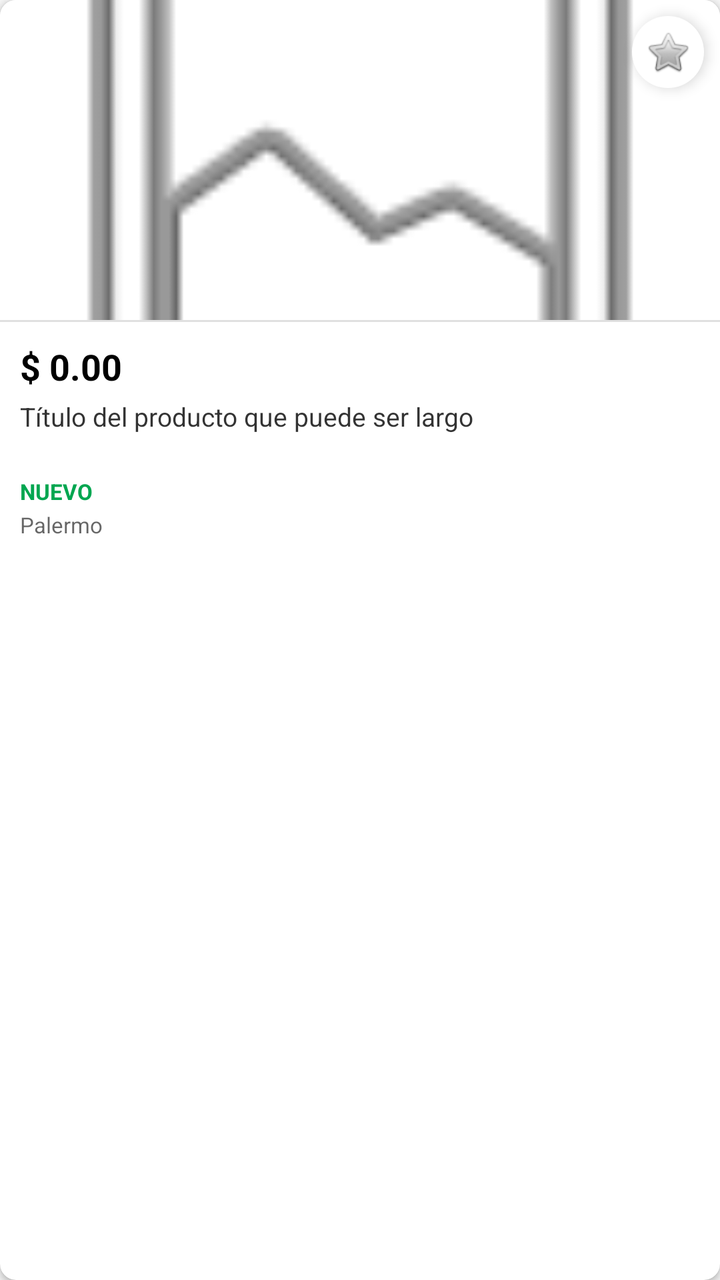
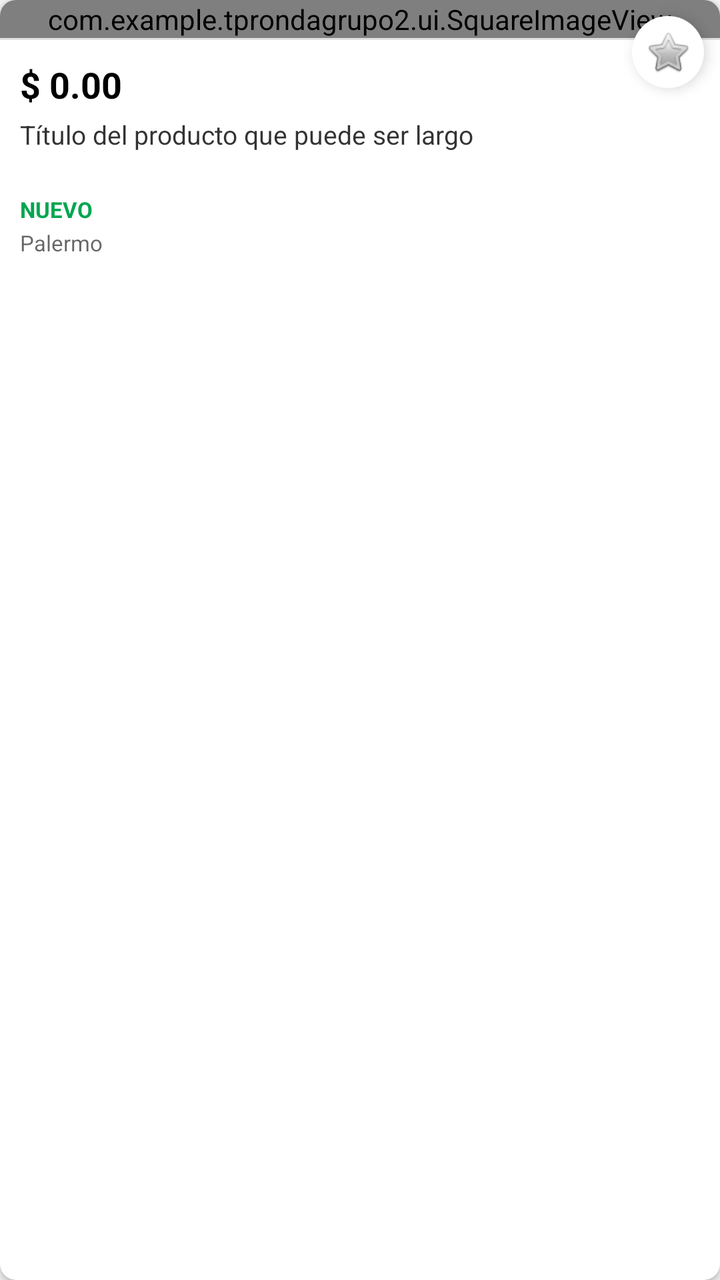

Two renders of the same Android screen: before a commit and after it. Below are the layout's source before the change and the commit's diff.
<!-- AndroidManifest.xml: application theme Theme.TPRondaGrupo2 -->
<!-- res/layout/item_publication.xml -->
<?xml version="1.0" encoding="utf-8"?>
<com.google.android.material.card.MaterialCardView xmlns:android="http://schemas.android.com/apk/res/android"
    xmlns:app="http://schemas.android.com/apk/res-auto"
    android:layout_width="match_parent"
    android:layout_height="wrap_content"
    android:layout_margin="6dp"
    app:cardCornerRadius="8dp"
    app:cardElevation="2dp"
    app:cardBackgroundColor="?attr/colorSurface"
    app:cardForegroundColor="@android:color/transparent"
    android:clickable="true"
    android:focusable="true">

    <FrameLayout
        android:layout_width="match_parent"
        android:layout_height="wrap_content">

        <LinearLayout
            android:layout_width="match_parent"
            android:layout_height="wrap_content"
            android:orientation="vertical">

            <ImageView
                android:id="@+id/ivProduct"
                android:layout_width="match_parent"
                android:layout_height="160dp"
                android:background="?attr/colorSurface"
                android:scaleType="centerCrop"
                android:src="@android:drawable/ic_menu_gallery" />

            <View
                android:layout_width="match_parent"
                android:layout_height="1dp"
                android:background="?attr/dividerHorizontal" />

            <LinearLayout
                android:layout_width="match_parent"
                android:layout_height="wrap_content"
                android:orientation="vertical"
                android:padding="10dp">

                <TextView
                    android:id="@+id/tvPrice"
                    android:layout_width="match_parent"
                    android:layout_height="wrap_content"
                    android:text="$ 0.00"
                    android:textColor="?attr/colorOnSurface"
                    android:textSize="18sp"
                    android:textStyle="bold" />

                <TextView
                    android:id="@+id/tvTitle"
                    android:layout_width="match_parent"
                    android:layout_height="wrap_content"
                    android:layout_marginTop="4dp"
                    android:ellipsize="end"
                    android:maxLines="2"
                    android:minLines="2"
                    android:text="Título del producto que puede ser largo"
                    android:textColor="?attr/colorOnSurface"
                    android:alpha="0.8"
                    android:textSize="13sp" />

                <TextView
                    android:id="@+id/tvCondition"
                    android:layout_width="wrap_content"
                    android:layout_height="wrap_content"
                    android:layout_marginTop="6dp"
                    android:text="NUEVO"
                    android:textColor="#00A650"
                    android:textSize="11sp"
                    android:textStyle="bold" />

                <TextView
                    android:id="@+id/tvLocation"
                    android:layout_width="match_parent"
                    android:layout_height="wrap_content"
                    android:layout_marginTop="2dp"
                    android:text="Palermo"
                    android:textColor="?attr/colorOnSurface"
                    android:alpha="0.6"
                    android:textSize="11sp" />

            </LinearLayout>

        </LinearLayout>

        <ImageButton
            android:id="@+id/btnFavorite"
            android:layout_width="36dp"
            android:layout_height="36dp"
            android:layout_gravity="top|end"
            android:layout_margin="8dp"
            android:background="@drawable/bg_circle_white"
            android:contentDescription="Favorito"
            android:elevation="4dp"
            android:padding="6dp"
            android:scaleType="fitCenter"
            android:src="@android:drawable/btn_star_big_off" />

        <TextView
            android:id="@+id/tvPriceUpdateBadge"
            android:layout_width="wrap_content"
            android:layout_height="wrap_content"
            android:layout_gravity="top|start"
            android:layout_margin="8dp"
            android:background="#D32F2F"
            android:elevation="4dp"
            android:paddingStart="8dp"
            android:paddingTop="3dp"
            android:paddingEnd="8dp"
            android:paddingBottom="3dp"
            android:text="¡Bajó de precio!"
            android:textColor="@android:color/white"
            android:textSize="10sp"
            android:textStyle="bold"
            android:visibility="gone" />

    </FrameLayout>

</com.google.android.material.card.MaterialCardView>
<!-- resources referenced by this layout -->
<resources>
  <!-- drawable bg_circle_white (drawable) -->
  <?xml version="1.0" encoding="utf-8"?>
  <shape xmlns:android="http://schemas.android.com/apk/res/android"
      android:shape="oval">
      <solid android:color="?attr/colorSurface" />
  </shape>
  <style name="Theme.TPRondaGrupo2" parent="Theme.MaterialComponents.DayNight.NoActionBar">
          
          <item name="colorPrimary">@color/purple_500</item>
          <item name="colorPrimaryVariant">@color/purple_700</item>
          <item name="colorOnPrimary">@color/white</item>
          
          <item name="colorSecondary">@color/teal_200</item>
          <item name="colorSecondaryVariant">@color/teal_700</item>
          <item name="colorOnSecondary">@color/black</item>
          
          <item name="android:statusBarColor">?attr/colorPrimaryVariant</item>
          
          <item name="colorSurface">@color/white</item>
          <item name="colorOnSurface">@color/black</item>
          <item name="android:colorBackground">#F5F5F5</item>
          <item name="colorOnBackground">@color/black</item>
          <item name="android:windowBackground">?android:attr/colorBackground</item>
      </style>
  <color name="purple_500">#FF6200EE</color>
  <color name="purple_700">#FF3700B3</color>
  <color name="white">#FFFFFFFF</color>
  <color name="teal_200">#FF03DAC5</color>
  <color name="teal_700">#FF018786</color>
  <color name="black">#FF000000</color>
</resources>

<!-- the commit's change to res/layout/item_publication.xml (unified diff, before → after) -->
@@ -20,10 +20,10 @@
             android:layout_height="wrap_content"
             android:orientation="vertical">
 
-            <ImageView
+            <com.example.tprondagrupo2.ui.SquareImageView
                 android:id="@+id/ivProduct"
                 android:layout_width="match_parent"
-                android:layout_height="160dp"
+                android:layout_height="wrap_content"
                 android:background="?attr/colorSurface"
                 android:scaleType="centerCrop"
                 android:src="@android:drawable/ic_menu_gallery" />
